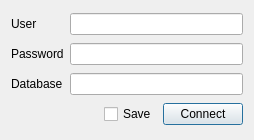
Above: dialog/login.ui from YtxErp/YTX before the change. Below: the same form after it.
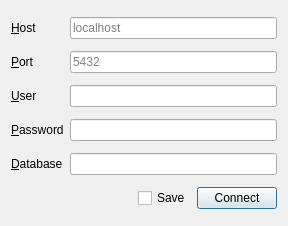
That is the form after the change.

```diff
--- a/dialog/login.ui
+++ b/dialog/login.ui
@@ -6,55 +6,35 @@
    <rect>
     <x>0</x>
     <y>0</y>
-    <width>254</width>
-    <height>140</height>
+    <width>288</width>
+    <height>226</height>
    </rect>
   </property>
   <property name="windowTitle">
    <string>Login</string>
   </property>
   <layout class="QGridLayout" name="gridLayout">
-   <item row="2" column="1" colspan="4">
-    <widget class="QLineEdit" name="lineEditDatabase"/>
-   </item>
-   <item row="0" column="0">
-    <widget class="QLabel" name="labelUser">
+   <item row="4" column="0">
+    <widget class="QLabel" name="labelPassword">
      <property name="text">
-      <string>User</string>
+      <string>&amp;Password</string>
+     </property>
+     <property name="buddy">
+      <cstring>lineEditPassword</cstring>
      </property>
     </widget>
    </item>
-   <item row="0" column="1" colspan="4">
-    <widget class="QLineEdit" name="lineEditUser"/>
-   </item>
-   <item row="2" column="0">
+   <item row="5" column="0">
     <widget class="QLabel" name="labelDatabase">
      <property name="text">
-      <string>Database</string>
+      <string>&amp;Database</string>
      </property>
-    </widget>
-   </item>
-   <item row="5" column="4">
-    <widget class="QPushButton" name="pushButtonConnect">
-     <property name="text">
-      <string>Connect</string>
+     <property name="buddy">
+      <cstring>lineEditDatabase</cstring>
      </property>
-     <property name="default">
-      <bool>true</bool>
-     </property>
     </widget>
    </item>
-   <item row="5" column="3">
-    <widget class="QCheckBox" name="chkBoxSave">
-     <property name="toolTip">
-      <string>The password will be saved locally on this computer. Please choose carefully.</string>
-     </property>
-     <property name="text">
-      <string>Save</string>
-     </property>
-    </widget>
-   </item>
-   <item row="5" column="0" colspan="3">
+   <item row="8" column="0" colspan="3">
     <spacer name="horizontalSpacer_3">
      <property name="orientation">
       <enum>Qt::Orientation::Horizontal</enum>
@@ -67,20 +47,83 @@
      </property>
     </spacer>
    </item>
-   <item row="1" column="0">
-    <widget class="QLabel" name="labelPassword">
+   <item row="8" column="3">
+    <widget class="QCheckBox" name="chkBoxSave">
+     <property name="toolTip">
+      <string>The password will be saved locally on this computer. Please choose carefully.</string>
+     </property>
      <property name="text">
-      <string>Password</string>
+      <string>Save</string>
      </property>
     </widget>
    </item>
-   <item row="1" column="1" colspan="4">
+   <item row="2" column="1" colspan="4">
+    <widget class="QLineEdit" name="lineEditPort">
+     <property name="placeholderText">
+      <string notr="true">5432</string>
+     </property>
+    </widget>
+   </item>
+   <item row="8" column="4">
+    <widget class="QPushButton" name="pushButtonConnect">
+     <property name="text">
+      <string>Connect</string>
+     </property>
+     <property name="default">
+      <bool>true</bool>
+     </property>
+    </widget>
+   </item>
+   <item row="5" column="1" colspan="4">
+    <widget class="QLineEdit" name="lineEditDatabase"/>
+   </item>
+   <item row="4" column="1" colspan="4">
     <widget class="QLineEdit" name="lineEditPassword">
      <property name="echoMode">
       <enum>QLineEdit::EchoMode::PasswordEchoOnEdit</enum>
      </property>
     </widget>
    </item>
+   <item row="2" column="0">
+    <widget class="QLabel" name="label">
+     <property name="text">
+      <string>&amp;Port</string>
+     </property>
+     <property name="buddy">
+      <cstring>lineEditPort</cstring>
+     </property>
+    </widget>
+   </item>
+   <item row="3" column="1" colspan="4">
+    <widget class="QLineEdit" name="lineEditUser"/>
+   </item>
+   <item row="3" column="0">
+    <widget class="QLabel" name="labelUser">
+     <property name="text">
+      <string>&amp;User</string>
+     </property>
+     <property name="buddy">
+      <cstring>lineEditUser</cstring>
+     </property>
+    </widget>
+   </item>
+   <item row="1" column="0">
+    <widget class="QLabel" name="label_2">
+     <property name="text">
+      <string>&amp;Host</string>
+     </property>
+     <property name="buddy">
+      <cstring>lineEditHost</cstring>
+     </property>
+    </widget>
+   </item>
+   <item row="1" column="1" colspan="4">
+    <widget class="QLineEdit" name="lineEditHost">
+     <property name="placeholderText">
+      <string notr="true">localhost </string>
+     </property>
+    </widget>
+   </item>
   </layout>
  </widget>
  <tabstops>
```
Left out of the diff: 2 changed lines with no effect on the pictures.
